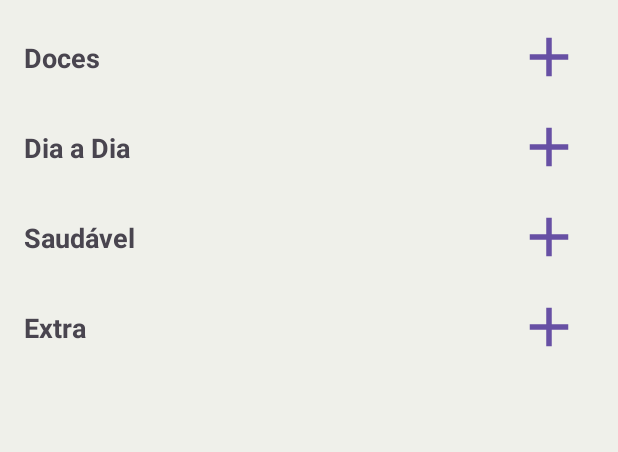
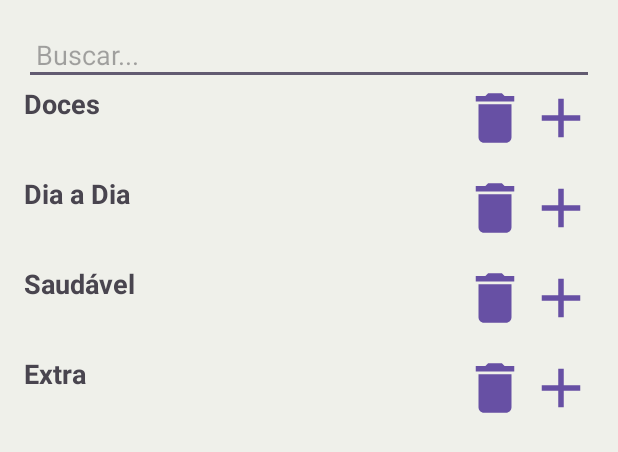
Before and after one commit to Rafinha003/Aplicativo_cadastro, an Android app: the layout activity_tela_listagem.xml on its own in the app's theme, with its tools: preview values and no code run, on a phone screen of 412 x 824 dp. Shown: the top 452 px of the screen. Run offline under Robolectric (Android 15) with nearby library versions, the phone set to English and light mode, and no system bars.

Commit message:
Criação do funcionamento da lista

```diff
--- a/app/src/main/AndroidManifest.xml
+++ b/app/src/main/AndroidManifest.xml
@@ -12,6 +12,9 @@
         android:supportsRtl="true"
         android:theme="@style/Theme.AplicativoDeCadastro"
         tools:targetApi="31">
+        <activity
+            android:name=".editar_itens"
+            android:exported="false" />
         <activity
             android:name=".Tela_adicionar"
             android:exported="false" />
--- a/app/src/main/res/drawable/baseline_arrow_forward_24.xml
+++ /dev/null
@@ -1,5 +0,0 @@
-<vector xmlns:android="http://schemas.android.com/apk/res/android" android:autoMirrored="true" android:height="24dp" android:tint="#000000" android:viewportHeight="24" android:viewportWidth="24" android:width="24dp">
-
-    <path android:fillColor="@android:color/white" android:pathData="M12,4l-1.41,1.41L16.17,11H4v2h12.17l-5.58,5.59L12,20l8,-8z"/>
-
-</vector>
--- /dev/null
+++ b/app/src/main/res/drawable/baseline_delete_24.xml
@@ -0,0 +1,5 @@
+<vector xmlns:android="http://schemas.android.com/apk/res/android" android:height="24dp" android:tint="#000000" android:viewportHeight="24" android:viewportWidth="24" android:width="24dp">
+
+    <path android:fillColor="@android:color/white" android:pathData="M6,19c0,1.1 0.9,2 2,2h8c1.1,0 2,-0.9 2,-2V7H6v12zM19,4h-3.5l-1,-1h-5l-1,1H5v2h14V4z"/>
+
+</vector>
--- a/app/src/main/res/layout/activity_tela_listagem.xml
+++ b/app/src/main/res/layout/activity_tela_listagem.xml
@@ -22,7 +22,13 @@
             android:orientation="vertical"
             android:padding="16dp">
 
-            <!-- Linha de título Doces com botão Add -->
+            <EditText
+                android:id="@+id/searchEditText"
+                android:layout_width="match_parent"
+                android:layout_height="wrap_content"
+                android:hint="Buscar..."
+                android:padding="8dp" />
+
             <androidx.constraintlayout.widget.ConstraintLayout
                 android:layout_width="match_parent"
                 android:layout_height="wrap_content">
@@ -35,28 +41,34 @@
                     android:textSize="18sp"
                     android:textStyle="bold"
                     app:layout_constraintStart_toStartOf="parent"
-                    app:layout_constraintTop_toTopOf="parent"
-                    app:layout_constraintBottom_toBottomOf="parent"/>
+                    app:layout_constraintTop_toTopOf="parent" />
 
                 <Button
                     android:id="@+id/addDocesButton"
                     android:layout_width="44dp"
                     android:layout_height="44dp"
-                    android:layout_marginEnd="8dp"
+                    android:layout_marginStart="8dp"
                     android:background="@drawable/baseline_add_24"
                     app:layout_constraintEnd_toEndOf="parent"
                     app:layout_constraintTop_toTopOf="parent"
-                    app:layout_constraintBottom_toBottomOf="parent"
-                    tools:ignore="MissingConstraints" />
+                    app:layout_constraintBottom_toBottomOf="parent" />
+
+                <Button
+                    android:id="@+id/deleteDocesButton"
+                    android:layout_width="44dp"
+                    android:layout_height="44dp"
+                    android:layout_marginStart="8dp"
+                    android:background="@drawable/baseline_delete_24"
+                    app:layout_constraintEnd_toStartOf="@id/addDocesButton"
+                    app:layout_constraintTop_toTopOf="parent"
+                    app:layout_constraintBottom_toBottomOf="parent" />
             </androidx.constraintlayout.widget.ConstraintLayout>
 
-            <!-- RecyclerView Doces -->
             <androidx.recyclerview.widget.RecyclerView
                 android:id="@+id/recyclerViewDoces"
                 android:layout_width="match_parent"
-                android:layout_height="wrap_content"/>
+                android:layout_height="wrap_content" />
 
-            <!-- Linha de título Dia a Dia com botão Add -->
             <androidx.constraintlayout.widget.ConstraintLayout
                 android:layout_width="match_parent"
                 android:layout_height="wrap_content"
@@ -70,27 +82,35 @@
                     android:textSize="18sp"
                     android:textStyle="bold"
                     app:layout_constraintStart_toStartOf="parent"
-                    app:layout_constraintTop_toTopOf="parent"
-                    app:layout_constraintBottom_toBottomOf="parent"/>
+                    app:layout_constraintTop_toTopOf="parent" />
 
                 <Button
                     android:id="@+id/addDiaDiaButton"
                     android:layout_width="44dp"
                     android:layout_height="44dp"
-                    android:layout_marginEnd="8dp"
+                    android:layout_marginStart="8dp"
                     android:background="@drawable/baseline_add_24"
                     app:layout_constraintEnd_toEndOf="parent"
                     app:layout_constraintTop_toTopOf="parent"
-                    app:layout_constraintBottom_toBottomOf="parent"/>
+                    app:layout_constraintBottom_toBottomOf="parent" />
+
+                <Button
+                    android:id="@+id/deleteDiaDiaButton"
+                    android:layout_width="44dp"
+                    android:layout_height="44dp"
+                    android:layout_marginStart="8dp"
+                    android:background="@drawable/baseline_delete_24"
+                    app:layout_constraintEnd_toStartOf="@id/addDiaDiaButton"
+                    app:layout_constraintTop_toTopOf="parent"
+                    app:layout_constraintBottom_toBottomOf="parent" />
             </androidx.constraintlayout.widget.ConstraintLayout>
 
             <!-- RecyclerView Dia a Dia -->
             <androidx.recyclerview.widget.RecyclerView
                 android:id="@+id/recyclerViewDiaDia"
                 android:layout_width="match_parent"
-                android:layout_height="wrap_content"/>
+                android:layout_height="wrap_content" />
 
-            <!-- Linha de título Saudável com botão Add -->
             <androidx.constraintlayout.widget.ConstraintLayout
                 android:layout_width="match_parent"
                 android:layout_height="wrap_content"
@@ -104,27 +124,34 @@
                     android:textSize="18sp"
                     android:textStyle="bold"
                     app:layout_constraintStart_toStartOf="parent"
-                    app:layout_constraintTop_toTopOf="parent"
-                    app:layout_constraintBottom_toBottomOf="parent"/>
+                    app:layout_constraintTop_toTopOf="parent" />
 
                 <Button
                     android:id="@+id/addSaudavelButton"
                     android:layout_width="44dp"
                     android:layout_height="44dp"
-                    android:layout_marginEnd="8dp"
+                    android:layout_marginStart="8dp"
                     android:background="@drawable/baseline_add_24"
                     app:layout_constraintEnd_toEndOf="parent"
                     app:layout_constraintTop_toTopOf="parent"
-                    app:layout_constraintBottom_toBottomOf="parent"/>
+                    app:layout_constraintBottom_toBottomOf="parent" />
+
+                <Button
+                    android:id="@+id/deleteSaudavelButton"
+                    android:layout_width="44dp"
+                    android:layout_height="44dp"
+                    android:layout_marginStart="8dp"
+                    android:background="@drawable/baseline_delete_24"
+                    app:layout_constraintEnd_toStartOf="@id/addSaudavelButton"
+                    app:layout_constraintTop_toTopOf="parent"
+                    app:layout_constraintBottom_toBottomOf="parent" />
             </androidx.constraintlayout.widget.ConstraintLayout>
 
-            <!-- RecyclerView Saudável -->
             <androidx.recyclerview.widget.RecyclerView
                 android:id="@+id/recyclerViewSaudavel"
                 android:layout_width="match_parent"
-                android:layout_height="wrap_content"/>
+                android:layout_height="wrap_content" />
 
-            <!-- Linha de título Extra com botão Add -->
             <androidx.constraintlayout.widget.ConstraintLayout
                 android:layout_width="match_parent"
                 android:layout_height="wrap_content"
@@ -138,26 +165,33 @@
                     android:textSize="18sp"
                     android:textStyle="bold"
                     app:layout_constraintStart_toStartOf="parent"
-                    app:layout_constraintTop_toTopOf="parent"
-                    app:layout_constraintBottom_toBottomOf="parent"/>
+                    app:layout_constraintTop_toTopOf="parent" />
 
                 <Button
                     android:id="@+id/addExtraButton"
                     android:layout_width="44dp"
                     android:layout_height="44dp"
-                    android:layout_marginEnd="8dp"
+                    android:layout_marginStart="8dp"
                     android:background="@drawable/baseline_add_24"
                     app:layout_constraintEnd_toEndOf="parent"
                     app:layout_constraintTop_toTopOf="parent"
-                    app:layout_constraintBottom_toBottomOf="parent"/>
+                    app:layout_constraintBottom_toBottomOf="parent" />
+
+                <Button
+                    android:id="@+id/deleteExtraButton"
+                    android:layout_width="44dp"
+                    android:layout_height="44dp"
+                    android:layout_marginStart="8dp"
+                    android:background="@drawable/baseline_delete_24"
+                    app:layout_constraintEnd_toStartOf="@id/addExtraButton"
+                    app:layout_constraintTop_toTopOf="parent"
+                    app:layout_constraintBottom_toBottomOf="parent" />
             </androidx.constraintlayout.widget.ConstraintLayout>
 
-            <!-- RecyclerView Extra -->
             <androidx.recyclerview.widget.RecyclerView
                 android:id="@+id/recyclerViewExtra"
                 android:layout_width="match_parent"
-                android:layout_height="wrap_content"/>
+                android:layout_height="wrap_content" />
         </LinearLayout>
     </ScrollView>
-
 </androidx.constraintlayout.widget.ConstraintLayout>
```
Also changed, not shown: app/src/main/java/com/example/aplicativodecadastro/Adapter.kt (+62 -16 lines), app/src/main/java/com/example/aplicativodecadastro/MainActivity.kt (+7 -0 lines), app/src/main/java/com/example/aplicativodecadastro/TelaCadsatro.kt (+7 -0 lines), app/src/main/java/com/example/aplicativodecadastro/TelaListagem.kt (+76 -9 lines), app/src/main/java/com/example/aplicativodecadastro/Tela_adicionar.kt (+7 -3 lines), app/src/main/res/layout/activity_editar_itens.xml (added, +43 -0 lines), app/src/main/res/layout/item_adapter.xml (+54 -14 lines).
